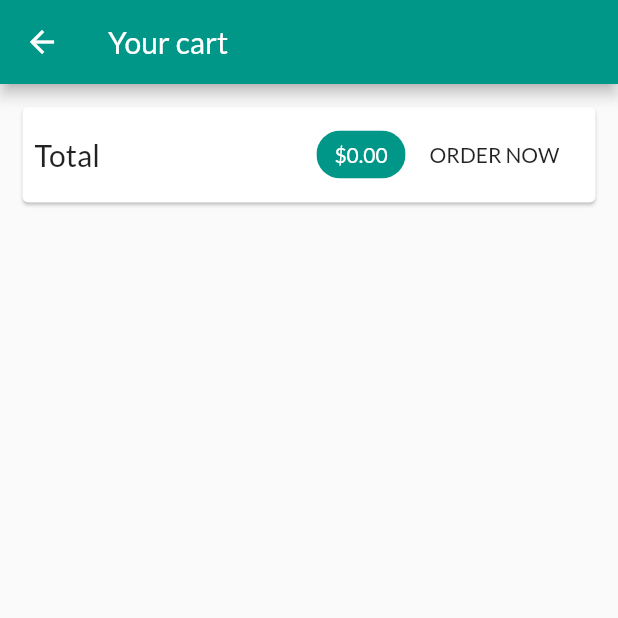
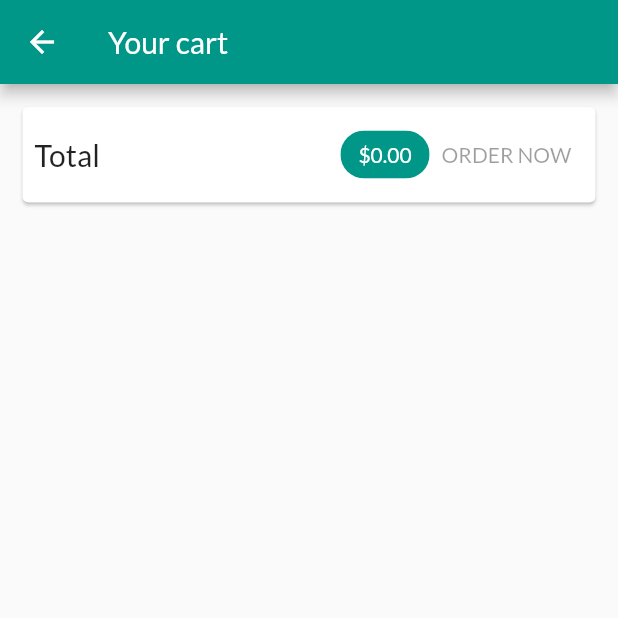
Before and after one commit to AlmegAlmeg/flutter-shop-app, a Flutter app: the CartScreen screen opened by its route, on a phone screen of 412 x 824 dp, the top half of it. Run offline on Flutter 3.47's test engine with Material 2 defaults, Android fonts, the phone set to English and light mode, and no system bars; network calls fail.

Commit message:
more functionality, small code improvements

```diff
--- a/lib/screens/cartScreen.dart
+++ b/lib/screens/cartScreen.dart
@@ -1,13 +1,15 @@
 import 'package:flutter/material.dart';
 import 'package:provider/provider.dart';
+import '../providers/cart.dart';
 
-import '../providers/cart.dart' show Cart;
 import '../providers/orders.dart';
 
-import '../widgets/cartItem.dart';
+import '../widgets/cartItem.dart' as CartItemWidget;
 
 class CartScreen extends StatelessWidget {
   static const routeName = '/cart';
+
+  const CartScreen({Key? key}) : super(key: key);
   @override
   Widget build(BuildContext context) {
     final cart = Provider.of<Cart>(context);
@@ -40,14 +42,7 @@ class CartScreen extends StatelessWidget {
                         )),
                     backgroundColor: Theme.of(context).primaryColor,
                   ),
-                  FlatButton(
-                    onPressed: () {
-                      Provider.of<Orders>(context, listen: false)
-                          .addOrder(cartItem, cart.totalAmount);
-                      cart.clear();
-                    },
-                    child: const Text('ORDER NOW'),
-                  ),
+                  OrderButton(cart: cart, cartItem: cartItem)
                 ],
               ),
             ),
@@ -55,7 +50,7 @@ class CartScreen extends StatelessWidget {
           const SizedBox(height: 10),
           Expanded(
             child: ListView.builder(
-              itemBuilder: (ctx, i) => CartItem(
+              itemBuilder: (ctx, i) => CartItemWidget.CartItem(
                 cartItem[i].id,
                 cart.items.keys.toList()[i],
                 cartItem[i].price,
@@ -70,3 +65,43 @@ class CartScreen extends StatelessWidget {
     );
   }
 }
+
+class OrderButton extends StatefulWidget {
+  const OrderButton({
+    Key? key,
+    required this.cart,
+    required this.cartItem,
+  }) : super(key: key);
+
+  final Cart cart;
+  final List<CartItem> cartItem;
+
+  @override
+  State<OrderButton> createState() => _OrderButtonState();
+}
+
+class _OrderButtonState extends State<OrderButton> {
+  var _isLoading = false;
+  @override
+  Widget build(BuildContext context) {
+    return _isLoading
+        ? const CircularProgressIndicator()
+        : TextButton(
+            onPressed: (widget.cart.totalAmount <= 0 || _isLoading)
+                ? null
+                : () async {
+                    setState(() {
+                      _isLoading = true;
+                    });
+                    await Provider.of<Orders>(context, listen: false).addOrder(
+                        widget.cart.items.values.toList(),
+                        widget.cart.totalAmount);
+                    setState(() {
+                      _isLoading = false;
+                    });
+                    widget.cart.clear();
+                  },
+            child: const Text('ORDER NOW'),
+          );
+  }
+}
--- a/lib/screens/editProductScreen.dart
+++ b/lib/screens/editProductScreen.dart
@@ -82,7 +82,7 @@ class _EditProductScreenState extends State<EditProductScreen> {
       Provider.of<Products>(context, listen: false)
           .updateProduct(_editedProduct.id, _editedProduct)
           .catchError((err) {
-        return showDialog<Null>(
+        return showDialog<void>(
           context: context,
           builder: (ctx) => AlertDialog(
             title: const Text('Ohh... Something went wrong...'),
@@ -107,7 +107,7 @@ class _EditProductScreenState extends State<EditProductScreen> {
       Provider.of<Products>(context, listen: false)
           .addProduct(_editedProduct)
           .catchError((err) {
-        return showDialog<Null>(
+        return showDialog<void>(
           context: context,
           builder: (ctx) => AlertDialog(
             title: const Text('Ohh... Something went wrong...'),
--- a/lib/screens/productDetailScreen.dart
+++ b/lib/screens/productDetailScreen.dart
@@ -5,6 +5,8 @@ import '../providers/products.dart';
 
 class ProductDetailScreen extends StatelessWidget {
   static const routeName = '/product-detail-screen';
+
+  const ProductDetailScreen({Key? key}) : super(key: key);
   @override
   Widget build(BuildContext context) {
     final productId = ModalRoute.of(context)?.settings.arguments as String;
@@ -17,7 +19,7 @@ class ProductDetailScreen extends StatelessWidget {
       body: SingleChildScrollView(
         child: Column(
           children: [
-            Container(
+            SizedBox(
               height: 300,
               width: double.infinity,
               child: Image.network(
--- a/lib/screens/productsOverviewScreen.dart
+++ b/lib/screens/productsOverviewScreen.dart
@@ -13,6 +13,8 @@ import '../widgets/badge.dart';
 enum FilterOption { favorites, all }
 
 class ProductsOverviewScreen extends StatefulWidget {
+  const ProductsOverviewScreen({Key? key}) : super(key: key);
+
   @override
   State<ProductsOverviewScreen> createState() => _ProductsOverviewScreenState();
 }
@@ -84,7 +86,7 @@ class _ProductsOverviewScreenState extends State<ProductsOverviewScreen> {
           )
         ],
       ),
-      drawer: AppDrawer(),
+      drawer: const AppDrawer(),
       body: _isLoading
           ? const Center(child: CircularProgressIndicator())
           : ProductsGrid(_showOnlyFavorites),
--- a/lib/screens/userProductScreen.dart
+++ b/lib/screens/userProductScreen.dart
@@ -10,6 +10,8 @@ import '../screens/editProductScreen.dart';
 
 class UserProductsScreen extends StatelessWidget {
   static const routeName = '/user-products';
+
+  const UserProductsScreen({Key? key}) : super(key: key);
 
   Future<void> _refreshProducts(BuildContext context) async {
     await Provider.of<Products>(context, listen: false).fetchAndSetProducts();
@@ -29,7 +31,7 @@ class UserProductsScreen extends StatelessWidget {
               icon: const Icon(Icons.add))
         ],
       ),
-      drawer: AppDrawer(),
+      drawer: const AppDrawer(),
       body: RefreshIndicator(
         onRefresh: () => _refreshProducts(context),
         child: Padding(
--- a/lib/widgets/appDrawer.dart
+++ b/lib/widgets/appDrawer.dart
@@ -5,6 +5,8 @@ import '../screens/ordersScreen.dart';
 import '../screens/userProductScreen.dart';
 
 class AppDrawer extends StatelessWidget {
+  const AppDrawer({Key? key}) : super(key: key);
+
   @override
   Widget build(BuildContext context) {
     return Drawer(
--- a/lib/widgets/productsGrid.dart
+++ b/lib/widgets/productsGrid.dart
@@ -9,7 +9,7 @@ import './productItem.dart';
 class ProductsGrid extends StatelessWidget {
   final bool showFavs;
 
-  ProductsGrid(this.showFavs);
+  const ProductsGrid(this.showFavs);
   @override
   Widget build(BuildContext context) {
     final data = Provider.of<Products>(context);
--- a/lib/widgets/userProductItem.dart
+++ b/lib/widgets/userProductItem.dart
@@ -9,7 +9,7 @@ class UserProductItem extends StatelessWidget {
   final String title;
   final String imageUrl;
 
-  UserProductItem(this.title, this.imageUrl, this.id);
+  const UserProductItem(this.title, this.imageUrl, this.id);
 
   @override
   Widget build(BuildContext context) {
```
Also changed, not shown: lib/main.dart (+8 -6 lines), lib/providers/orders.dart (+51 -3 lines), lib/screens/ordersScreen.dart (+31 -6 lines), lib/widgets/badge.dart (+3 -5 lines), lib/widgets/cartItem.dart (+5 -4 lines), lib/widgets/orderItem.dart (+4 -4 lines), lib/widgets/productItem.dart (+4 -3 lines).
